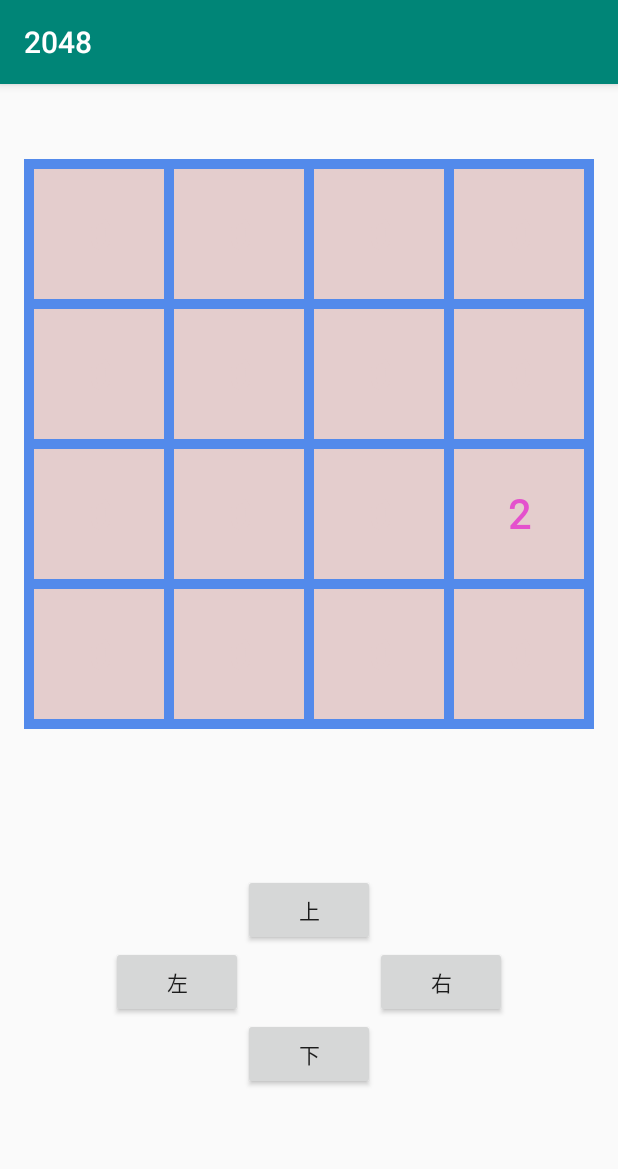
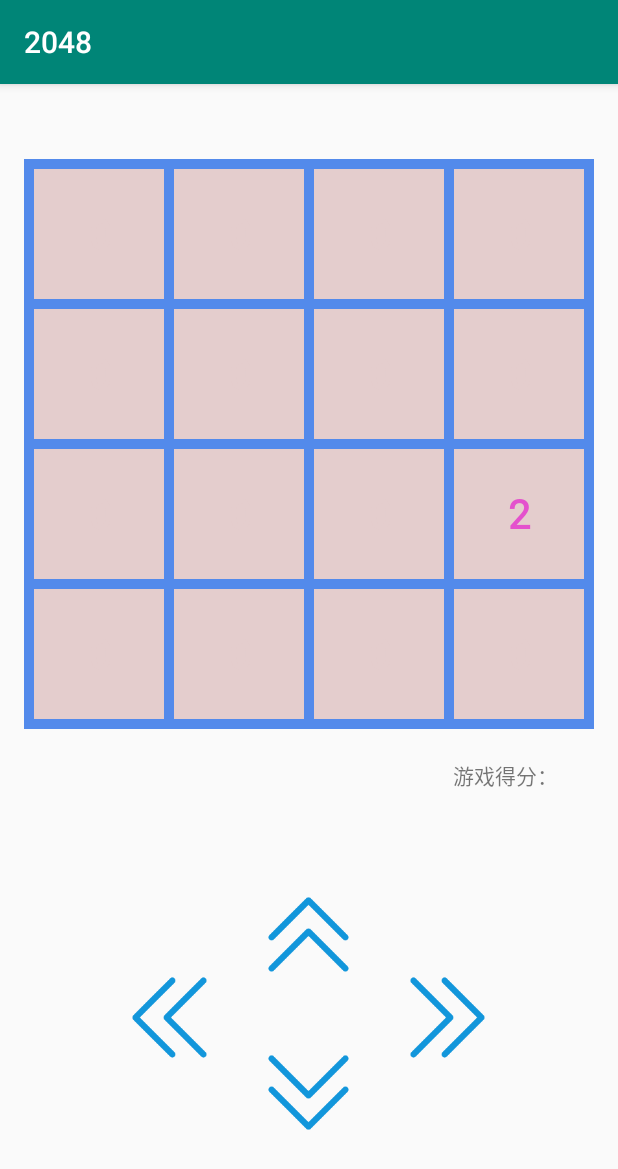
Before and after one commit to huangxiaojingCN/2048, an Android app: the screen it shows after launch (MainActivity), on a phone screen of 412 x 824 dp. Shown: the top 1169 px of the screen. Run offline under Robolectric (Android 15) with nearby library versions, the phone set to English and light mode, and no system bars.

Commit message:
Feat: 增加上下左右箭头使用图片代替.

```diff
--- a/app/src/main/java/com/hxj/a2048/MainActivity.java
+++ b/app/src/main/java/com/hxj/a2048/MainActivity.java
@@ -4,6 +4,8 @@ import android.support.v7.app.AppCompatActivity;
 import android.os.Bundle;
 import android.view.View;
 import android.widget.Button;
+import android.widget.ImageView;
+import android.widget.TextView;
 import android.widget.Toast;
 
 public class MainActivity extends AppCompatActivity implements View.OnClickListener {
@@ -16,10 +18,12 @@ public class MainActivity extends AppCompatActivity implements View.OnClickListe
         setContentView(R.layout.activity_main);
 
         play2048Group = findViewById(R.id.play2048);
-        Button top = findViewById(R.id.btn_top);
-        Button lower = findViewById(R.id.btn_lower);
-        Button left = findViewById(R.id.btn_left);
-        Button right = findViewById(R.id.btn_right);
+        ImageView top = findViewById(R.id.btn_top);
+        ImageView lower = findViewById(R.id.btn_lower);
+        ImageView left = findViewById(R.id.btn_left);
+        ImageView right = findViewById(R.id.btn_right);
+
+        final TextView score = findViewById(R.id.tv_score);
 
         top.setOnClickListener(this);
         lower.setOnClickListener(this);
@@ -30,7 +34,7 @@ public class MainActivity extends AppCompatActivity implements View.OnClickListe
 
             @Override
             public void onFinish(int maxValue, int x, int y) {
-                Toast.makeText(MainActivity.this, "游戏结束： 最大值为: " + maxValue, Toast.LENGTH_SHORT).show();
+                score.setText("游戏得分： " + maxValue);
             }
         });
     }
--- a/app/src/main/res/layout/activity_main.xml
+++ b/app/src/main/res/layout/activity_main.xml
@@ -15,51 +15,65 @@
         android:layout_width="wrap_content"
         android:layout_height="wrap_content"/>
 
+    <TextView
+        android:text="游戏得分："
+        android:layout_marginRight="40dp"
+        android:layout_alignParentRight="true"
+        android:layout_marginTop="20dp"
+        android:id="@+id/tv_score"
+        android:layout_below="@id/play2048"
+        android:layout_width="wrap_content"
+        android:layout_height="wrap_content" />
+
     <RelativeLayout
         android:gravity="center"
-        android:layout_below="@id/play2048"
+        android:layout_below="@id/tv_score"
         android:layout_width="match_parent"
         android:layout_height="match_parent">
 
-        <Button
+        <ImageView
+            android:src="@mipmap/up"
             android:layout_centerHorizontal="true"
             android:id="@+id/btn_top"
             android:text="上"
-            android:layout_width="wrap_content"
-            android:layout_height="wrap_content" />
+            android:layout_width="55dp"
+            android:layout_height="55dp" />
 
         <Button
             android:visibility="invisible"
             android:layout_below="@id/btn_top"
             android:id="@+id/center"
             android:layout_centerHorizontal="true"
-            android:layout_width="wrap_content"
-            android:layout_height="wrap_content" />
+            android:layout_width="130dp"
+            android:layout_height="50dp" />
 
-        <Button
+        <ImageView
+            android:src="@mipmap/right"
             android:id="@+id/btn_right"
             android:layout_below="@id/btn_top"
             android:layout_centerHorizontal="true"
             android:layout_toRightOf="@id/center"
             android:text="右"
-            android:layout_width="wrap_content"
-            android:layout_height="wrap_content" />
+            android:layout_width="55dp"
+            android:layout_height="55dp" />
 
-        <Button
+        <ImageView
+            android:src="@mipmap/left"
             android:id="@+id/btn_left"
             android:layout_below="@id/btn_top"
             android:layout_toLeftOf="@id/center"
             android:text="左"
-            android:layout_width="wrap_content"
-            android:layout_height="wrap_content" />
+            android:layout_width="55dp"
+            android:layout_height="55dp" />
 
-        <Button
+        <ImageView
+            android:background="@mipmap/lower"
             android:id="@+id/btn_lower"
             android:layout_centerHorizontal="true"
             android:layout_below="@id/center"
             android:text="下"
-            android:layout_width="wrap_content"
-            android:layout_height="wrap_content" />
+            android:layout_width="55dp"
+            android:layout_height="55dp" />
 
 
     </RelativeLayout>
```
Also changed, not shown: app/src/main/res/mipmap-hdpi/left.png (added), app/src/main/res/mipmap-hdpi/lower.png (added), app/src/main/res/mipmap-hdpi/right.png (added), app/src/main/res/mipmap-hdpi/up.png (added).
